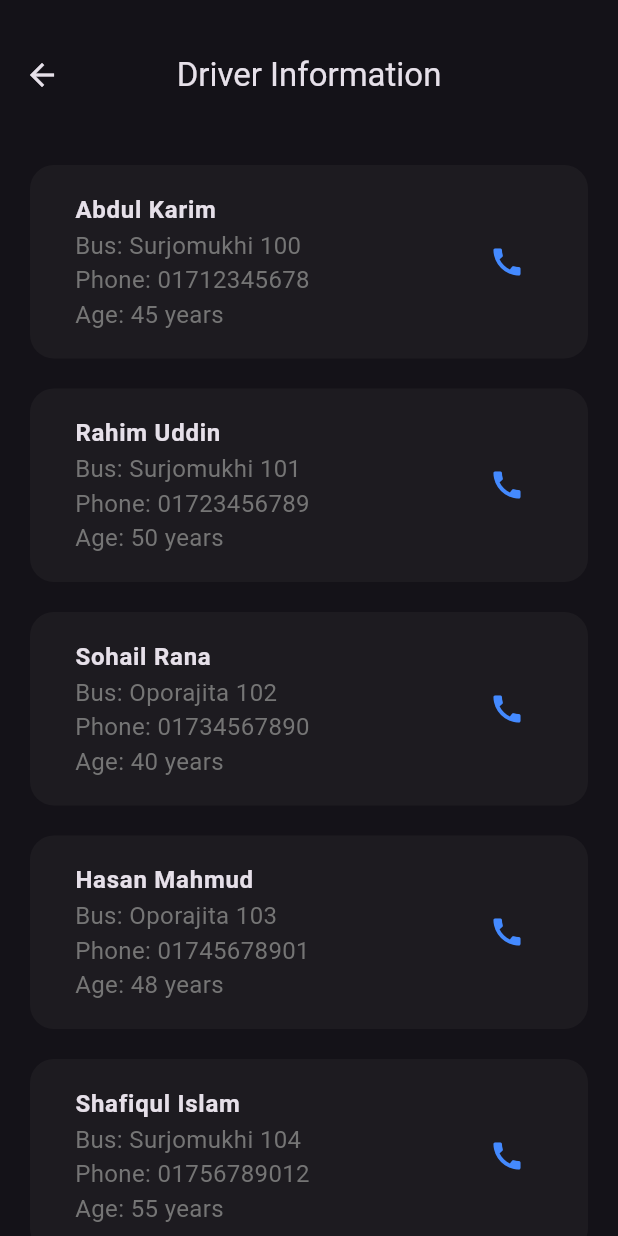
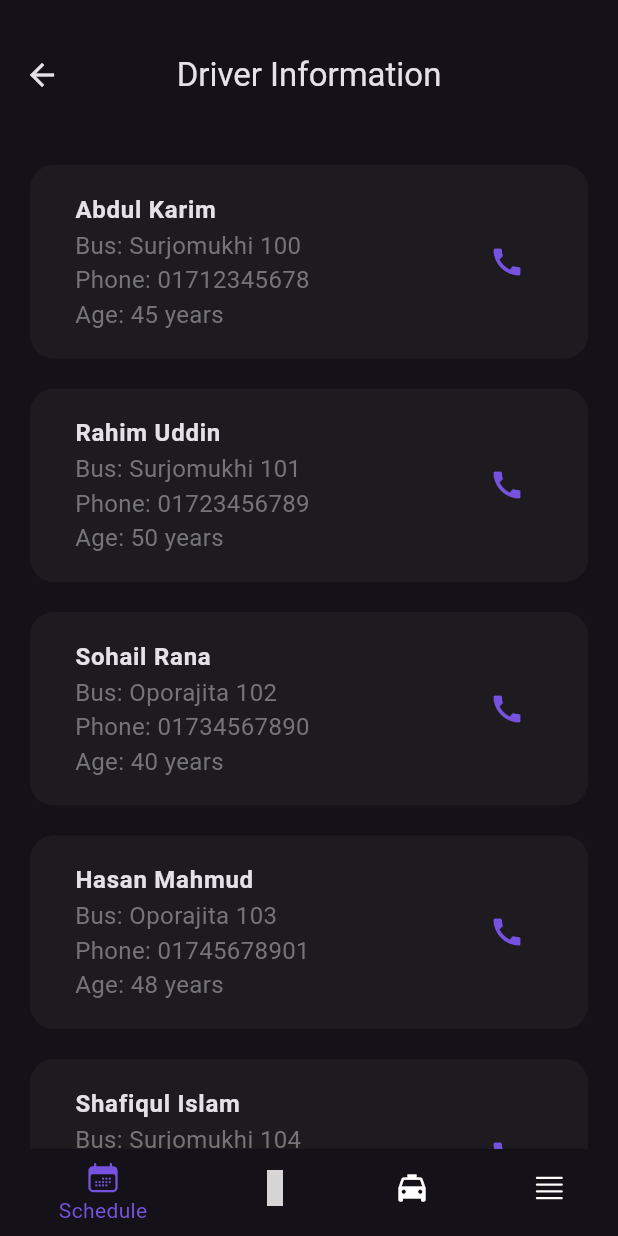
Before and after one commit to DIP-SARKER/routeradar, a Flutter app: the DriverInfo screen opened directly, on a phone screen of 412 x 824 dp. Run offline on Flutter 3.47's test engine with Material 3 defaults, Android fonts, the phone set to English and light mode, and no system bars; our stand-ins replace icons_plus; grey boxes are pictures that could not be loaded.

Commit message:
color profile and app icon

```diff
--- a/lib/driverinfo.dart
+++ b/lib/driverinfo.dart
@@ -1,4 +1,6 @@
 import 'package:flutter/material.dart';
+import 'package:icons_plus/icons_plus.dart';
+import 'package:routeradar/menu.dart';
 
 class DriverInfo extends StatefulWidget {
   const DriverInfo({super.key});
@@ -8,6 +10,40 @@ class DriverInfo extends StatefulWidget {
 }
 
 class _DriverInfo extends State<DriverInfo> {
+  int _selectedIndex = 0;
+
+  void _onItemTapped(int index) {
+    setState(() {
+      _selectedIndex = index;
+      if (index == 3) {
+        {
+          Navigator.push(
+            context,
+            PageRouteBuilder(
+              pageBuilder: (context, animation, secondaryAnimation) =>
+                  MenuPage(),
+              transitionsBuilder:
+                  (context, animation, secondaryAnimation, child) {
+                const begin = Offset(1.0, 0.0);
+                const end = Offset.zero;
+                const curve = Curves.ease;
+
+                var tween = Tween(begin: begin, end: end)
+                    .chain(CurveTween(curve: curve));
+                var offsetAnimation = animation.drive(tween);
+
+                return SlideTransition(
+                  position: offsetAnimation,
+                  child: child,
+                );
+              },
+            ),
+          );
+        }
+      }
+    });
+  }
+
   final List<Map<String, String>> transportRoutes = [
     {
       "bus": "Surjomukhi 100",
@@ -124,11 +160,17 @@ class _DriverInfo extends State<DriverInfo> {
                 crossAxisAlignment: CrossAxisAlignment.start,
                 children: [
                   Text("Bus: ${route["bus"]}",
-                      style: TextStyle(fontSize: 16, color: Theme.of(context).disabledColor)),
+                      style: TextStyle(
+                          fontSize: 16,
+                          color: Theme.of(context).disabledColor)),
                   Text("Phone: ${route["phone"]}",
-                      style: TextStyle(fontSize: 16, color: Theme.of(context).disabledColor)),
+                      style: TextStyle(
+                          fontSize: 16,
+                          color: Theme.of(context).disabledColor)),
                   Text("Age: ${route["age"]} years",
-                      style: TextStyle(fontSize: 16, color: Theme.of(context).disabledColor)),
+                      style: TextStyle(
+                          fontSize: 16,
+                          color: Theme.of(context).disabledColor)),
                 ],
               ),
               trailing: IconButton(
@@ -139,6 +181,31 @@ class _DriverInfo extends State<DriverInfo> {
           );
         },
       ),
+      bottomNavigationBar: BottomNavigationBar(
+        // backgroundColor: Colors.black,
+        selectedItemColor: Theme.of(context).primaryColor,
+        unselectedItemColor: Colors.white,
+        currentIndex: _selectedIndex,
+        onTap: _onItemTapped,
+        items: const [
+          BottomNavigationBarItem(
+            icon: Icon(HeroIcons.calendar_days),
+            label: "Schedule",
+          ),
+          BottomNavigationBarItem(
+            icon: Icon(Iconsax.location_bold),
+            label: "Live Tracking",
+          ),
+          BottomNavigationBarItem(
+            icon: Icon(Icons.local_taxi),
+            label: "Request Ride",
+          ),
+          BottomNavigationBarItem(
+            icon: Icon(HeroIcons.bars_4),
+            label: "Menu",
+          ),
+        ],
+      ),
     );
   }
 }
--- a/lib/main.dart
+++ b/lib/main.dart
@@ -13,8 +13,9 @@ class MyApp extends StatelessWidget {
     return MaterialApp(
       debugShowCheckedModeBanner: false,
       theme: ThemeData.dark().copyWith(
-        primaryColor: Colors.blueAccent,
-        disabledColor:  Colors.grey[600],
+        primaryColor: const Color.fromARGB(255, 119, 82, 223),
+        disabledColor: Colors.grey[600],
+        hintColor: const Color.fromARGB(255, 42, 15, 117),
       ),
       home: Schedule(),
     );
--- a/lib/schedule.dart
+++ b/lib/schedule.dart
@@ -240,7 +240,7 @@ class _Schedule extends State<Schedule> {
       ),
       bottomNavigationBar: BottomNavigationBar(
         // backgroundColor: Colors.black,
-        selectedItemColor: Colors.blue,
+        selectedItemColor: Theme.of(context).primaryColor,
         unselectedItemColor: Colors.white,
         currentIndex: _selectedIndex,
         onTap: _onItemTapped,
```
Also changed, not shown: assets/icon.png, 9 other files.
